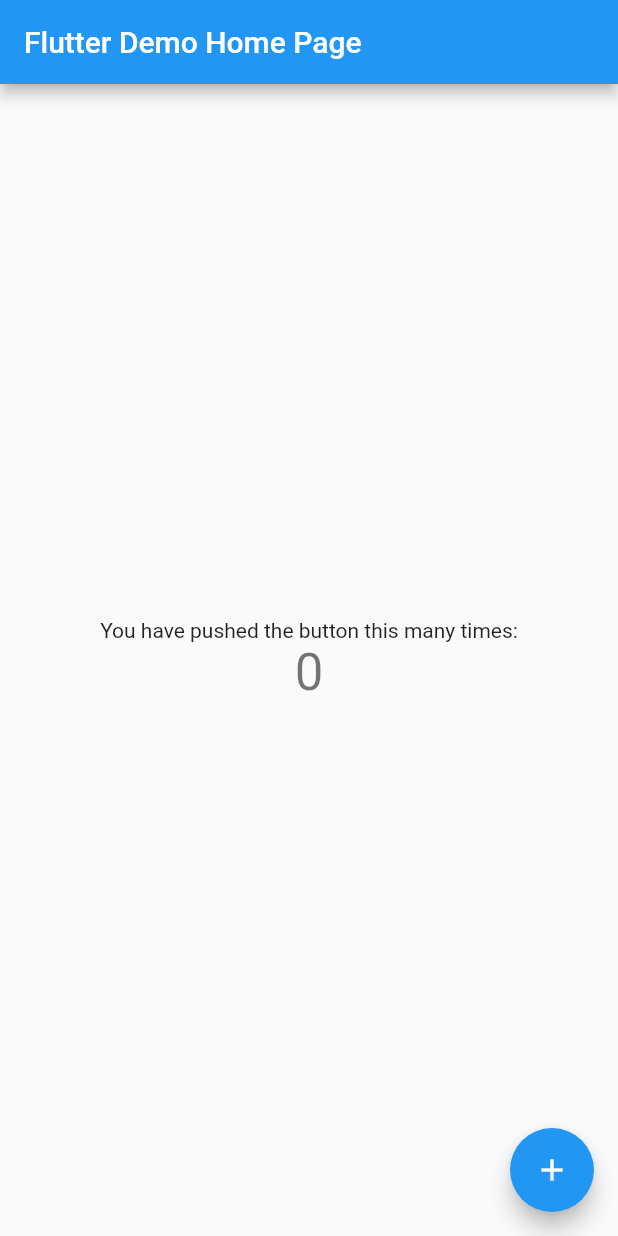
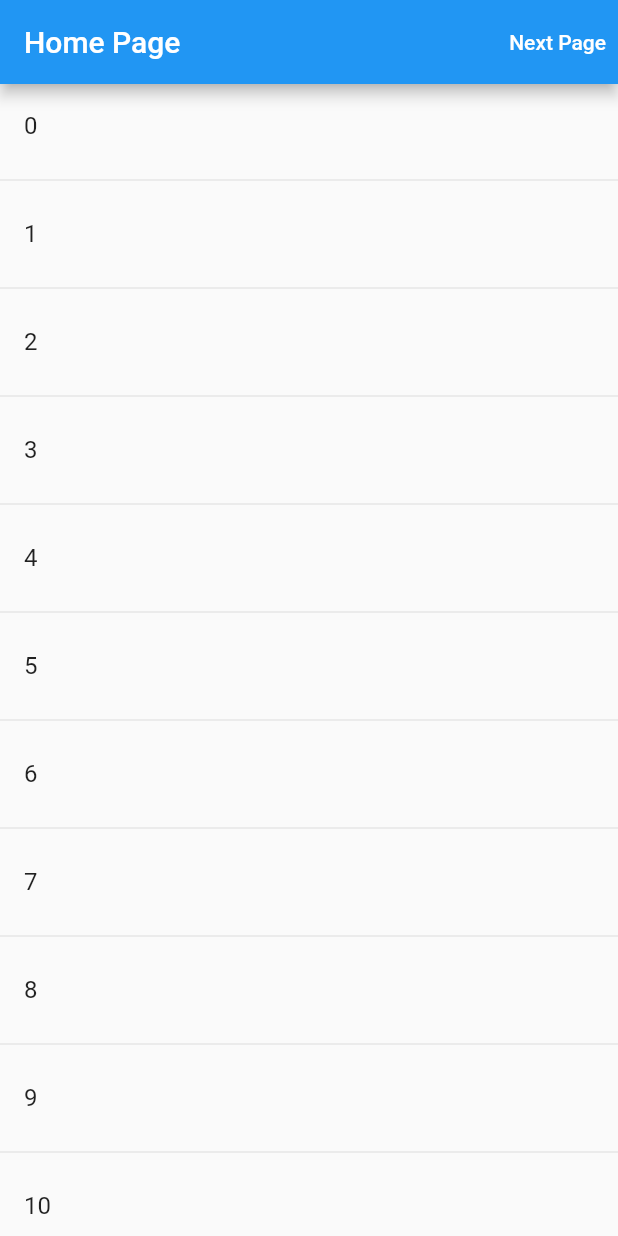
Before and after one commit to 623637646/flutter_page_lifecycle, a Flutter app: the screen it shows after launch, on a phone screen of 412 x 824 dp. Run offline on Flutter 3.47's test engine with Material 2 defaults, Android fonts, the phone set to English and light mode, and no system bars.

```diff
--- a/example/lib/main.dart
+++ b/example/lib/main.dart
@@ -1,4 +1,5 @@
 import 'package:flutter/material.dart';
+import 'package:flutter_page_lifecycle/flutter_page_lifecycle.dart';
 
 void main() {
   runApp(const MyApp());
@@ -7,109 +8,81 @@ void main() {
 class MyApp extends StatelessWidget {
   const MyApp({Key? key}) : super(key: key);
 
-  // This widget is the root of your application.
   @override
   Widget build(BuildContext context) {
     return MaterialApp(
-      title: 'Flutter Demo',
       theme: ThemeData(
-        // This is the theme of your application.
-        //
-        // Try running your application with "flutter run". You'll see the
-        // application has a blue toolbar. Then, without quitting the app, try
-        // changing the primarySwatch below to Colors.green and then invoke
-        // "hot reload" (press "r" in the console where you ran "flutter run",
-        // or simply save your changes to "hot reload" in a Flutter IDE).
-        // Notice that the counter didn't reset back to zero; the application
-        // is not restarted.
         primarySwatch: Colors.blue,
       ),
-      home: const MyHomePage(title: 'Flutter Demo Home Page'),
+      home: const HomePage(),
     );
   }
 }
 
-class MyHomePage extends StatefulWidget {
-  const MyHomePage({Key? key, required this.title}) : super(key: key);
-
-  // This widget is the home page of your application. It is stateful, meaning
-  // that it has a State object (defined below) that contains fields that affect
-  // how it looks.
-
-  // This class is the configuration for the state. It holds the values (in this
-  // case the title) provided by the parent (in this case the App widget) and
-  // used by the build method of the State. Fields in a Widget subclass are
-  // always marked "final".
-
-  final String title;
-
-  @override
-  State<MyHomePage> createState() => _MyHomePageState();
-}
-
-class _MyHomePageState extends State<MyHomePage> {
-  int _counter = 0;
-
-  void _incrementCounter() {
-    setState(() {
-      // This call to setState tells the Flutter framework that something has
-      // changed in this State, which causes it to rerun the build method below
-      // so that the display can reflect the updated values. If we changed
-      // _counter without calling setState(), then the build method would not be
-      // called again, and so nothing would appear to happen.
-      _counter++;
-    });
-  }
+class HomePage extends StatelessWidget {
+  const HomePage({Key? key}) : super(key: key);
 
   @override
   Widget build(BuildContext context) {
-    // This method is rerun every time setState is called, for instance as done
-    // by the _incrementCounter method above.
-    //
-    // The Flutter framework has been optimized to make rerunning build methods
-    // fast, so that you can just rebuild anything that needs updating rather
-    // than having to individually change instances of widgets.
-    return Scaffold(
-      appBar: AppBar(
-        // Here we take the value from the MyHomePage object that was created by
-        // the App.build method, and use it to set our appbar title.
-        title: Text(widget.title),
-      ),
-      body: Center(
-        // Center is a layout widget. It takes a single child and positions it
-        // in the middle of the parent.
-        child: Column(
-          // Column is also a layout widget. It takes a list of children and
-          // arranges them vertically. By default, it sizes itself to fit its
-          // children horizontally, and tries to be as tall as its parent.
-          //
-          // Invoke "debug painting" (press "p" in the console, choose the
-          // "Toggle Debug Paint" action from the Flutter Inspector in Android
-          // Studio, or the "Toggle Debug Paint" command in Visual Studio Code)
-          // to see the wireframe for each widget.
-          //
-          // Column has various properties to control how it sizes itself and
-          // how it positions its children. Here we use mainAxisAlignment to
-          // center the children vertically; the main axis here is the vertical
-          // axis because Columns are vertical (the cross axis would be
-          // horizontal).
-          mainAxisAlignment: MainAxisAlignment.center,
-          children: <Widget>[
-            const Text(
-              'You have pushed the button this many times:',
-            ),
-            Text(
-              '$_counter',
-              style: Theme.of(context).textTheme.headline4,
-            ),
+    return PageLifecycle(
+      stateChanged: (appear) {
+        debugPrint("HomePage is ${appear ? "appeared" : "disappeared"}");
+      },
+      child: Scaffold(
+        appBar: AppBar(
+          title: const Text("Home Page"),
+          actions: [
+            TextButton(
+              onPressed: () {
+                Navigator.of(context).push(
+                  MaterialPageRoute(
+                    builder: (context) => const SecondPage(),
+                  ),
+                );
+              },
+              child: const Text(
+                "Next Page",
+                style: TextStyle(color: Colors.white),
+              ),
+            )
           ],
         ),
+        body: ListView.separated(
+          itemCount: 100,
+          itemBuilder: (context, index) {
+            return ListTile(
+              title: Text('$index'),
+            );
+          },
+          separatorBuilder: (context, index) {
+            return const Divider();
+          },
+        ),
       ),
-      floatingActionButton: FloatingActionButton(
-        onPressed: _incrementCounter,
-        tooltip: 'Increment',
-        child: const Icon(Icons.add),
-      ), // This trailing comma makes auto-formatting nicer for build methods.
     );
   }
 }
+
+class SecondPage extends StatelessWidget {
+  const SecondPage({Key? key}) : super(key: key);
+
+  @override
+  Widget build(BuildContext context) {
+    return Scaffold(
+      appBar: AppBar(
+        title: const Text("Second Page"),
+      ),
+      body: ListView.separated(
+        itemCount: 100,
+        itemBuilder: (context, index) {
+          return ListTile(
+            title: Text('$index'),
+          );
+        },
+        separatorBuilder: (context, index) {
+          return const Divider();
+        },
+      ),
+    );
+  }
+}
--- a/lib/flutter_page_lifecycle.dart
+++ b/lib/flutter_page_lifecycle.dart
@@ -1,7 +1,57 @@
 library flutter_page_lifecycle;
 
-/// A Calculator.
-class Calculator {
-  /// Returns [value] plus 1.
-  int addOne(int value) => value + 1;
+import 'dart:async';
+import 'package:flutter/rendering.dart';
+import 'package:flutter/scheduler.dart';
+import 'package:flutter/widgets.dart';
+
+typedef PageLifecycleStateChangedCallback = void Function(bool appear);
+
+class PageLifecycle extends SingleChildRenderObjectWidget {
+  final PageLifecycleStateChangedCallback stateChanged;
+
+  const PageLifecycle({super.key, required this.stateChanged, super.child});
+
+  @override
+  RenderObject createRenderObject(BuildContext context) {
+    return _RenderPageLifecycle(
+        route: ModalRoute.of(context), stateChanged: stateChanged);
+  }
+
+  @override
+  void updateRenderObject(
+      BuildContext context, covariant RenderObject renderObject) {
+    super.updateRenderObject(context, renderObject);
+    (renderObject as _RenderPageLifecycle).route = ModalRoute.of(context);
+  }
 }
+
+class _RenderPageLifecycle extends RenderProxyBox {
+  final PageLifecycleStateChangedCallback stateChanged;
+  ModalRoute? route;
+  Timer? _debounce;
+  bool _lastIsCurrent = false;
+
+  _RenderPageLifecycle({this.route, required this.stateChanged});
+
+  @override
+  void paint(PaintingContext context, Offset offset) {
+    super.paint(context, offset);
+
+    _debounce?.cancel();
+    _debounce = Timer(const Duration(milliseconds: 100), () {
+      // Ensure that work is done between frames so that calculations are
+      // performed from a consistent state.  We use `scheduleTask<T>` here instead
+      // of `addPostFrameCallback` or `scheduleFrameCallback` so that work will
+      // be done even if a new frame isn't scheduled and without unnecessarily
+      // scheduling a new frame.
+      SchedulerBinding.instance.scheduleTask<void>(() {
+        final newValue = route?.isCurrent ?? false;
+        if (_lastIsCurrent != newValue) {
+          stateChanged(newValue);
+          _lastIsCurrent = newValue;
+        }
+      }, Priority.touch);
+    });
+  }
+}
```
Also changed, not shown: 1 other file.
